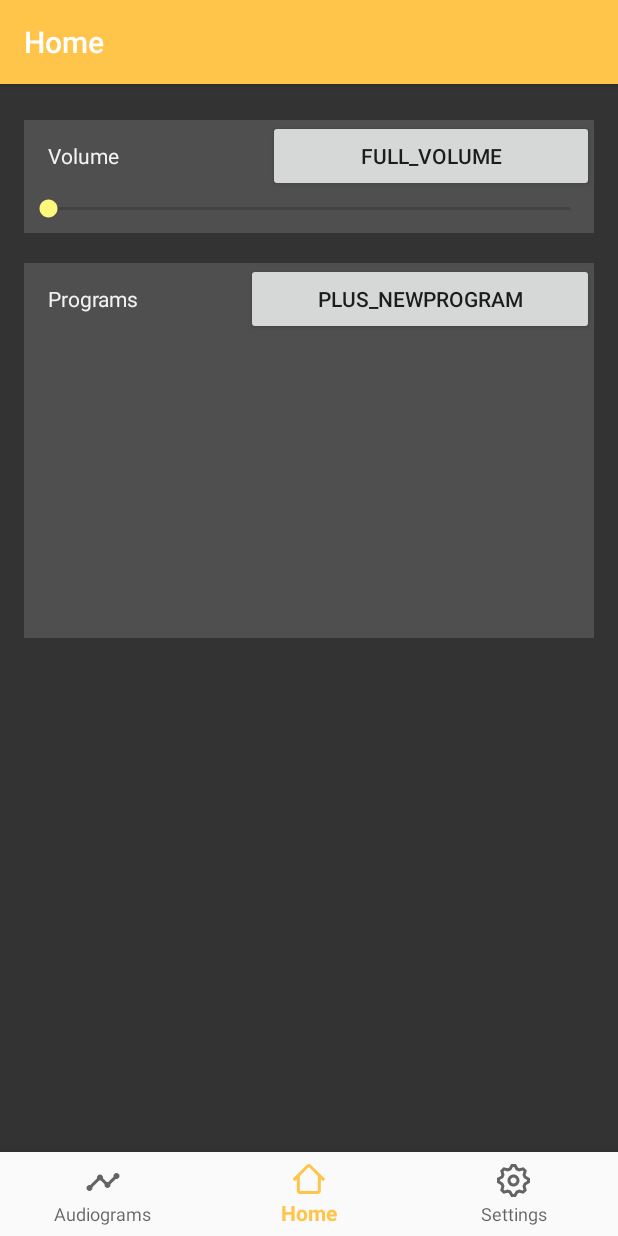
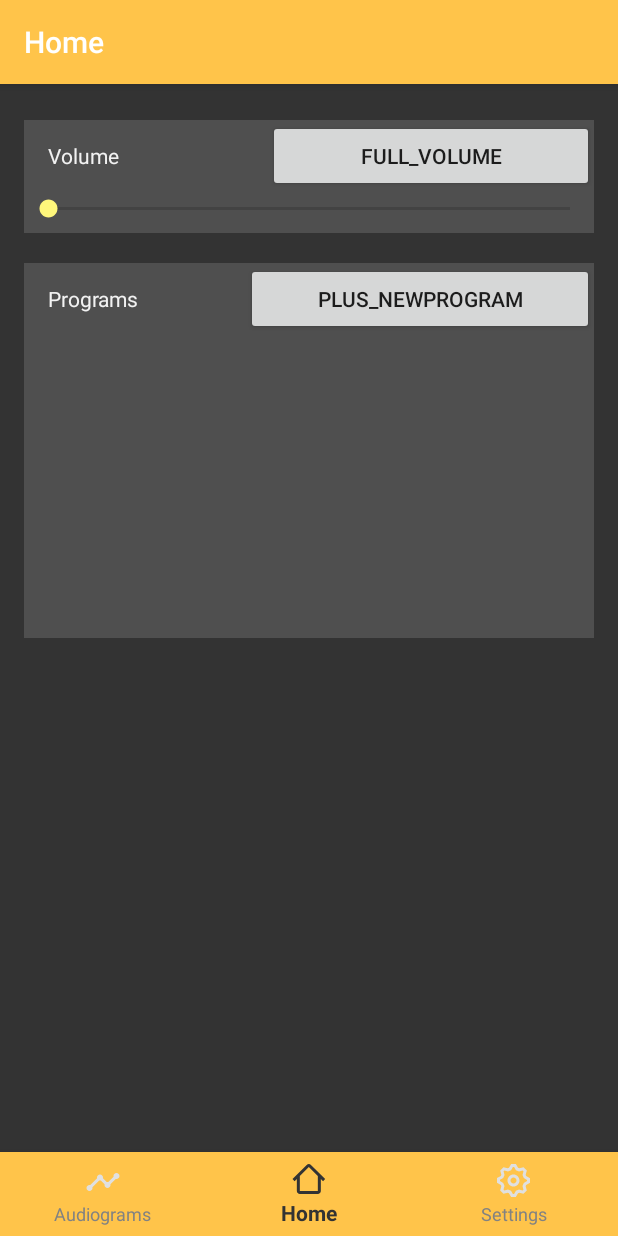
Before and after one commit to JoakimLevorsen/AudientesCompanion, an Android app: the screen it shows after launch (MainActivity), item 2 of the bottom bar chosen, on a phone screen of 412 x 824 dp. Run offline under Robolectric (Android 15) with nearby library versions, the phone set to English and light mode, and no system bars; our stand-ins replace navigation-ui.

Commit message:
Farver er endelig rigtige i bottombar

```diff
--- a/app/src/main/res/layout/activity_audiogram.xml
+++ b/app/src/main/res/layout/activity_audiogram.xml
@@ -10,10 +10,12 @@
         android:id="@+id/nav_view"
         android:layout_width="match_parent"
         android:layout_height="wrap_content"
-        android:background="?android:attr/windowBackground"
         app:layout_constraintBottom_toBottomOf="parent"
         app:layout_constraintLeft_toLeftOf="parent"
         app:layout_constraintRight_toRightOf="parent"
+        app:itemBackground="@color/primary"
+        app:itemIconTint="@menu/bottom_navigation_colors_icons"
+        app:itemTextColor="@menu/bottom_navigation_colors_text"
         app:menu="@menu/bottom_nav_menu" />
 
     <fragment
--- /dev/null
+++ b/app/src/main/res/menu/bottom_navigation_colors_icons.xml
@@ -0,0 +1,9 @@
+<?xml version="1.0" encoding="utf-8"?>
+<selector xmlns:android="http://schemas.android.com/apk/res/android">
+    <item
+        android:state_checked="true"
+        android:color="@color/gray1" />
+    <item
+        android:state_checked="false"
+        android:color="@color/gray5" />
+</selector>
--- /dev/null
+++ b/app/src/main/res/menu/bottom_navigation_colors_text.xml
@@ -0,0 +1,9 @@
+<?xml version="1.0" encoding="utf-8"?>
+<selector xmlns:android="http://schemas.android.com/apk/res/android">
+    <item
+        android:state_checked="true"
+        android:color="@color/gray1" />
+    <item
+        android:state_checked="false"
+        android:color="@color/gray3" />
+</selector>
```
